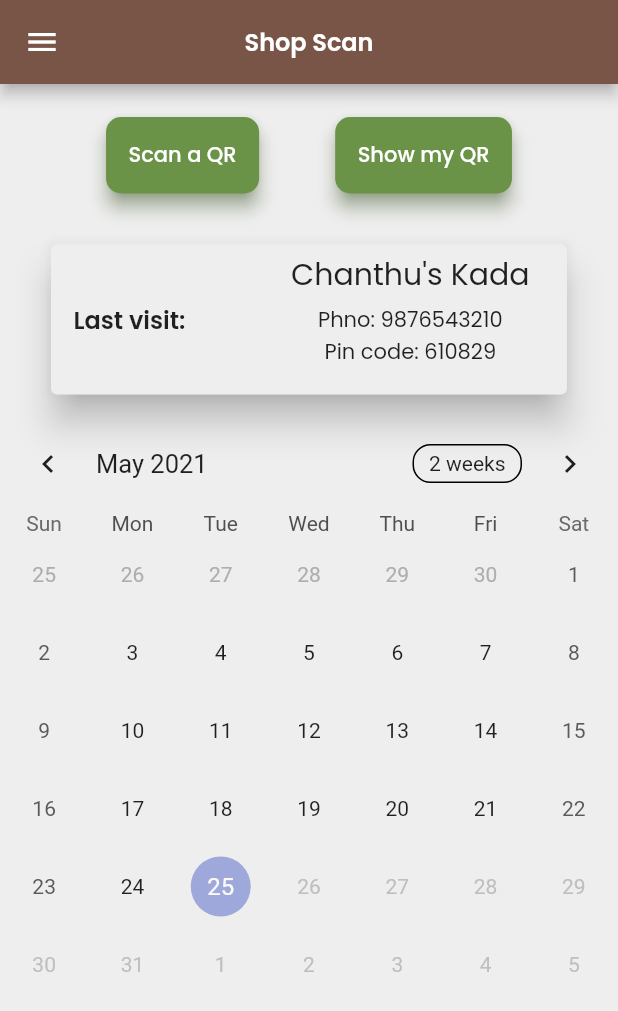
After one commit to hashirpm/shop-scan, a Flutter app: the HomePage screen opened by its route, on a phone screen of 412 x 824 dp. The commit adds this screen. Shown: the top 1011 px of the screen. Run offline on Flutter 3.47's test engine with Material 2 defaults, Android fonts, the phone set to English and light mode, and no system bars; drawn by our look-alikes of table_calendar; our stand-ins replace cloud_firestore, firebase_auth, firebase_core, firebase_storage, flutter_spinkit, fluttertoast and 5 more; missing offline and left inert: qr_code_scanner; accounts and stored records are empty.

Commit message:
Add home page, bring data from firestore

```diff
--- /dev/null
+++ b/lib/components/calendar.dart
@@ -0,0 +1,38 @@
+import 'package:flutter/material.dart';
+import 'package:table_calendar/table_calendar.dart';
+
+class Calendar extends StatefulWidget {
+  @override
+  _CalendarState createState() => _CalendarState();
+}
+
+class _CalendarState extends State<Calendar> {
+  DateTime _focusedDay = DateTime.now();
+  DateTime? _selectedDay;
+  @override
+  Widget build(BuildContext context) {
+    return Container(
+      child: TableCalendar(
+        firstDay: DateTime.utc(2021, 1, 1),
+        lastDay: DateTime.now(),
+        focusedDay: _focusedDay,
+        calendarFormat: CalendarFormat.month,
+        selectedDayPredicate: (day) {
+          return isSameDay(_selectedDay, day);
+        },
+        onDaySelected: (selectedDay, focusedDay) {
+          if (!isSameDay(_selectedDay, selectedDay)) {
+            setState(() {
+              _selectedDay = selectedDay;
+              _focusedDay = focusedDay;
+            });
+          }
+        },
+        onPageChanged: (focusedDay) {
+          // No need to call `setState()` here
+          _focusedDay = focusedDay;
+        },
+      ),
+    );
+  }
+}
--- a/lib/main.dart
+++ b/lib/main.dart
@@ -1,6 +1,7 @@
 import 'package:firebase_auth/firebase_auth.dart';
 import 'package:firebase_core/firebase_core.dart';
 import 'package:flutter/material.dart';
+import 'package:shopscan/screens/home.dart';
 import 'package:shopscan/screens/login.dart';
 import 'package:shopscan/screens/qr_generate.dart';
 import 'package:shopscan/screens/qr_reader.dart';
@@ -39,7 +40,7 @@ class MyApp extends StatelessWidget {
           if (snapshot.connectionState == ConnectionState.done) {
             final FirebaseAuth _auth = FirebaseAuth.instance;
 
-            return _auth.currentUser != null ? QrReader() : LogIn();
+            return _auth.currentUser != null ? HomePage() : LogIn();
           }
 
           // Loading
@@ -47,6 +48,7 @@ class MyApp extends StatelessWidget {
         },
       ),
       routes: {
+        HomePage.routeName: (ctx) => HomePage(),
         QrReader.routeName: (ctx) => QrReader(),
         GenerateQr.routeName: (ctx) => GenerateQr(),
         SignUp.routeName: (ctx) => SignUp(),
--- /dev/null
+++ b/lib/screens/home.dart
@@ -0,0 +1,211 @@
+import 'package:firebase_auth/firebase_auth.dart';
+import 'package:flutter/material.dart';
+import 'package:google_fonts/google_fonts.dart';
+import 'package:shopscan/components/calendar.dart';
+import 'package:shopscan/screens/login.dart';
+import 'package:shopscan/screens/qr_generate.dart';
+import 'package:shopscan/screens/qr_reader.dart';
+import 'package:shopscan/screens/recent_visits.dart';
+import 'package:shopscan/screens/your_shop.dart';
+import 'package:shopscan/services/firebase/auth_services.dart';
+import 'package:shopscan/styles/button_styles.dart';
+
+class HomePage extends StatefulWidget {
+  static const routeName = '/home';
+  @override
+  _HomePageState createState() => _HomePageState();
+}
+
+class _HomePageState extends State<HomePage> {
+  @override
+  Widget build(BuildContext context) {
+    return Scaffold(
+      appBar: AppBar(
+        backgroundColor: Color(0xFF795548),
+        title: Text(
+          'Shop Scan',
+          style: GoogleFonts.poppins(
+            color: Colors.white,
+            fontSize: 16,
+            fontWeight: FontWeight.w600,
+          ),
+        ),
+        centerTitle: true,
+        elevation: 4,
+      ),
+      drawer: Drawer(
+        elevation: 16,
+        child: ListView(
+          padding: EdgeInsets.zero,
+          children: [
+            DrawerHeader(
+              padding: EdgeInsets.all(16.0),
+              child: CircleAvatar(
+                backgroundColor: Colors.black,
+              ),
+            ),
+            Text(
+              FirebaseAuth.instance.currentUser!.displayName!,
+              style: TextStyle(
+                fontSize: 30,
+              ),
+              textAlign: TextAlign.center,
+            ),
+            Divider(
+              thickness: 3,
+            ),
+            Padding(
+              padding: const EdgeInsets.all(8.0),
+              child: TextButton(
+                onPressed: () {
+                  Navigator.of(context).pushNamed(RecentVisits.routeName);
+                },
+                child: Text(
+                  "Your Recent Visits",
+                  style: GoogleFonts.poppins(color: Colors.white),
+                ),
+                style: ButtonStyles.button2brown,
+              ),
+            ),
+            Padding(
+              padding: const EdgeInsets.all(8.0),
+              child: TextButton(
+                onPressed: () {
+                  Navigator.of(context).pushNamed(YourShop.routeName);
+                },
+                child: Text(
+                  "Your Shop",
+                  style: GoogleFonts.poppins(color: Colors.white),
+                ),
+                style: ButtonStyles.button2brown,
+              ),
+            ),
+            Padding(
+              padding: const EdgeInsets.all(8.0),
+              child: TextButton(
+                onPressed: () async {
+                  await AuthServices.signOut();
+                  await Navigator.of(context)
+                      .pushReplacementNamed(LogIn.routeName);
+                },
+                child: Text(
+                  "Logout",
+                  style: GoogleFonts.poppins(color: Colors.white),
+                ),
+                style: ButtonStyles.button2brown,
+              ),
+            ),
+          ],
+        ),
+      ),
+      body: SafeArea(
+        child: Container(
+          width: double.infinity,
+          height: double.infinity,
+          decoration: BoxDecoration(
+            color: Color(0xFFEEEEEE),
+          ),
+          child: Column(
+            mainAxisSize: MainAxisSize.max,
+            children: [
+              Padding(
+                padding: EdgeInsets.fromLTRB(20, 20, 20, 20),
+                child: Row(
+                  mainAxisSize: MainAxisSize.max,
+                  mainAxisAlignment: MainAxisAlignment.spaceEvenly,
+                  children: [
+                    Padding(
+                      padding: EdgeInsets.fromLTRB(0, 2, 0, 0),
+                      child: TextButton(
+                        onPressed: () {
+                          Navigator.of(context).pushNamed(QrReader.routeName);
+                        },
+                        child: Text(
+                          'Scan a QR',
+                          style: GoogleFonts.poppins(color: Colors.white),
+                        ),
+                        style: ButtonStyles.button2,
+                      ),
+                    ),
+                    Padding(
+                      padding: EdgeInsets.fromLTRB(0, 2, 0, 0),
+                      child: TextButton(
+                        onPressed: () {
+                          Navigator.of(context).pushNamed(GenerateQr.routeName);
+                        },
+                        child: Text(
+                          'Show my QR',
+                          style: GoogleFonts.poppins(color: Colors.white),
+                        ),
+                        style: ButtonStyles.button2,
+                      ),
+                    ),
+                  ],
+                ),
+              ),
+              Padding(
+                padding: EdgeInsets.fromLTRB(30, 10, 30, 10),
+                child: Card(
+                  clipBehavior: Clip.antiAliasWithSaveLayer,
+                  color: Color(0xFFF5F5F5),
+                  elevation: 10,
+                  child: Container(
+                    width: double.infinity,
+                    height: 100,
+                    decoration: BoxDecoration(
+                      color: Color(0xFFEEEEEE),
+                    ),
+                    child: Row(
+                      mainAxisSize: MainAxisSize.max,
+                      mainAxisAlignment: MainAxisAlignment.spaceBetween,
+                      children: [
+                        Padding(
+                          padding: EdgeInsets.fromLTRB(15, 5, 5, 5),
+                          child: Text(
+                            'Last visit: ',
+                            style: GoogleFonts.poppins(
+                              fontSize: 16,
+                              fontWeight: FontWeight.w600,
+                            ),
+                          ),
+                        ),
+                        Padding(
+                          padding: EdgeInsets.fromLTRB(0, 0, 20, 0),
+                          child: Column(
+                            mainAxisSize: MainAxisSize.max,
+                            children: [
+                              Padding(
+                                padding: EdgeInsets.fromLTRB(5, 5, 5, 5),
+                                child: Text(
+                                  'Chanthu\'s Kada',
+                                  style: GoogleFonts.poppins(
+                                    fontSize: 20,
+                                  ),
+                                ),
+                              ),
+                              Text(
+                                'Phno: 9876543210',
+                                style: GoogleFonts.poppins(),
+                              ),
+                              Text(
+                                'Pin code: 610829',
+                                style: GoogleFonts.poppins(),
+                              )
+                            ],
+                          ),
+                        )
+                      ],
+                    ),
+                  ),
+                ),
+              ),
+              Container(
+                child: Calendar(),
+              )
+            ],
+          ),
+        ),
+      ),
+    );
+  }
+}
--- a/lib/screens/login.dart
+++ b/lib/screens/login.dart
@@ -1,5 +1,6 @@
 import 'package:flutter/material.dart';
-import 'package:flutter_svg/flutter_svg.dart';
+// import 'package:flutter_svg/flutter_svg.dart';
+import 'package:shopscan/screens/home.dart';
 import 'package:shopscan/screens/qr_reader.dart';
 import 'package:shopscan/services/firebase/auth_services.dart';
 import 'package:shopscan/services/misc/overlays.dart';
@@ -78,7 +79,7 @@ class _LogInState extends State<LogIn> {
       print("Logged in");
       ShowToast.toast1("Logged In");
       // route to home
-      Navigator.of(context).pushReplacementNamed(QrReader.routeName);
+      Navigator.of(context).pushReplacementNamed(HomePage.routeName);
     } else {
       print("error");
 
--- a/lib/screens/qr_generate.dart
+++ b/lib/screens/qr_generate.dart
@@ -2,6 +2,7 @@ import 'package:flutter/material.dart';
 import 'package:pretty_qr_code/pretty_qr_code.dart';
 import 'package:firebase_auth/firebase_auth.dart';
 
+// ignore: must_be_immutable
 class GenerateQr extends StatelessWidget {
   static const routeName = '/generate-qr';
   String uid = FirebaseAuth.instance.currentUser!.uid;
--- a/lib/screens/signup.dart
+++ b/lib/screens/signup.dart
@@ -1,4 +1,5 @@
 import 'package:flutter/material.dart';
+import 'package:shopscan/screens/home.dart';
 // import 'package:flutter_svg/flutter_svg.dart';
 import 'package:shopscan/screens/qr_reader.dart';
 import 'package:shopscan/services/firebase/auth_services.dart';
@@ -83,7 +84,7 @@ class _SignUpState extends State<SignUp> {
       print("Signed Up");
       ShowToast.toast1("Account Created");
       // route to home
-      Navigator.of(context).pushReplacementNamed(QrReader.routeName);
+      Navigator.of(context).pushReplacementNamed(HomePage.routeName);
     } else {
       print("error");
       setState(() {
@@ -99,7 +100,7 @@ class _SignUpState extends State<SignUp> {
       print("Signed Up");
       ShowToast.toast1("Account Created");
       // route to home
-      Navigator.of(context).pushReplacementNamed(QrReader.routeName);
+      Navigator.of(context).pushReplacementNamed(HomePage.routeName);
     }
   }
 
--- a/lib/styles/button_styles.dart
+++ b/lib/styles/button_styles.dart
@@ -23,6 +23,18 @@ abstract class ButtonStyles {
       ),
     ),
     backgroundColor: MaterialStateProperty.all(Color.fromRGBO(106, 147, 71, 1)),
+  );
+
+  static ButtonStyle button2brown = ButtonStyle(
+    elevation: MaterialStateProperty.all(5),
+    shadowColor: MaterialStateProperty.all(Colors.brown),
+    padding: MaterialStateProperty.all(EdgeInsets.all(15)),
+    shape: MaterialStateProperty.all(
+      RoundedRectangleBorder(
+        borderRadius: BorderRadius.circular(10),
+      ),
+    ),
+    backgroundColor: MaterialStateProperty.all(Colors.brown),
   );
 
   static ButtonStyle button3 = ButtonStyle(
--- a/pubspec.yaml
+++ b/pubspec.yaml
@@ -35,6 +35,8 @@ dependencies:
   image_picker: ^0.7.4
   flutter_spinkit: ^5.0.0
   vibration: ^1.7.4-nullsafety.0
+  google_fonts: ^2.1.0
+  table_calendar: ^3.0.0
 
   # firebase dependencies
   firebase_core: ^1.1.0
```
Also changed, not shown: lib/screens/qr_reader.dart (+6 -83 lines), lib/screens/recent_visits.dart (+57 -16 lines), lib/screens/your_shop.dart (+56 -17 lines), lib/services/firebase/firestore_services.dart (+37 -6 lines), pubspec.lock.
